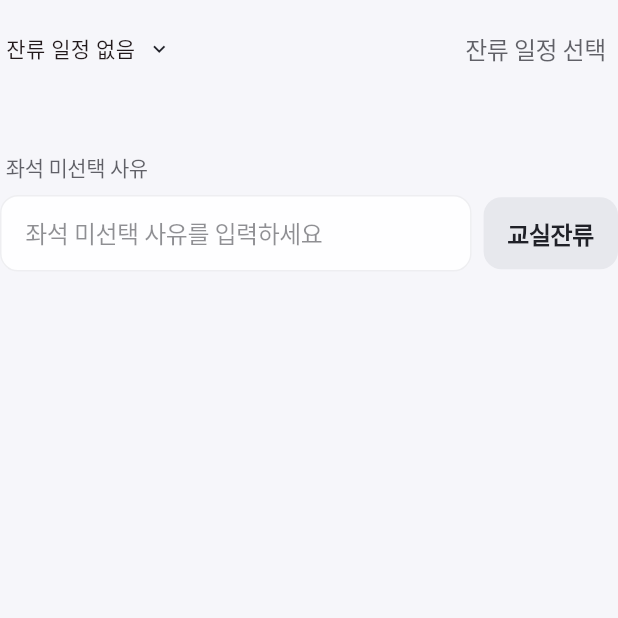
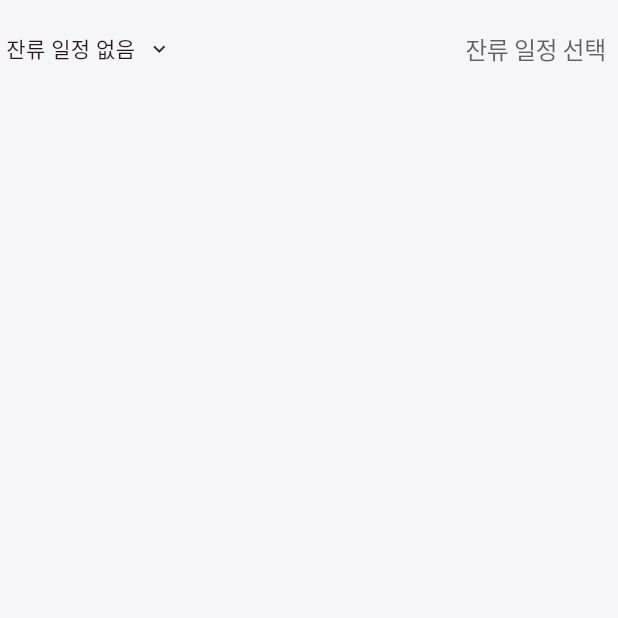
Before and after one commit to dimigo-din/dimigoin-app-v4, a Flutter app: the StayApplyPage screen opened directly, on a phone screen of 412 x 824 dp, the top half of it. Run offline on Flutter 3.47's test engine with Material 3 defaults, Android fonts, the phone set to English and light mode, and no system bars; our stand-ins replace copy_with_extension, device_info_plus, dio, firebase_core, firebase_crashlytics, firebase_messaging and 14 more; missing offline and left inert: flutter_displaymode, universal_html; accounts and stored records are empty; generated files the repository leaves out were written again; network calls fail; Roboto replaces fonts that are missing (SUITv1, WantedSans); statements that could not run were skipped.

Commit message:
fix: on stay null

```diff
--- a/lib/app/pages/stay/stay_apply/page.dart
+++ b/lib/app/pages/stay/stay_apply/page.dart
@@ -85,6 +85,10 @@ class StayApplyPage extends GetView<StayPageController> {
 
                   // 좌석 미선택 사유 입력
                   Obx(() {
+                    if (controller.stayList.isEmpty) {
+                      return const SizedBox();
+                    }
+
                     final showReason = controller.selectedSeat.value == '';
                     return Visibility(
                       visible: showReason,
```
